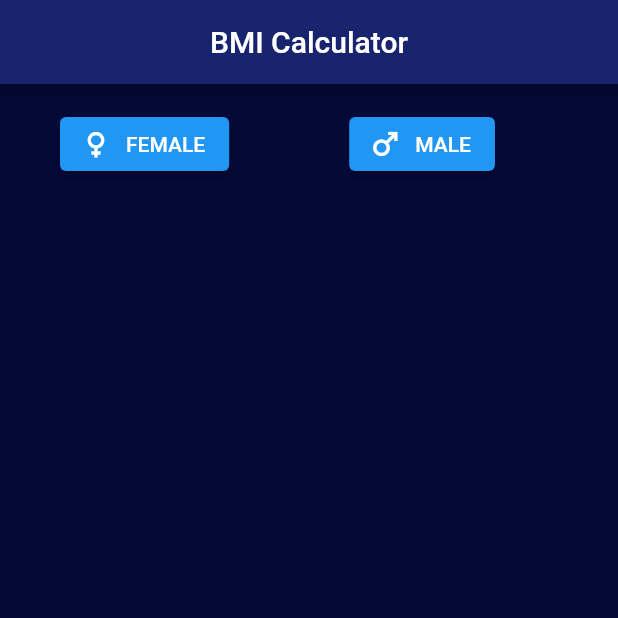
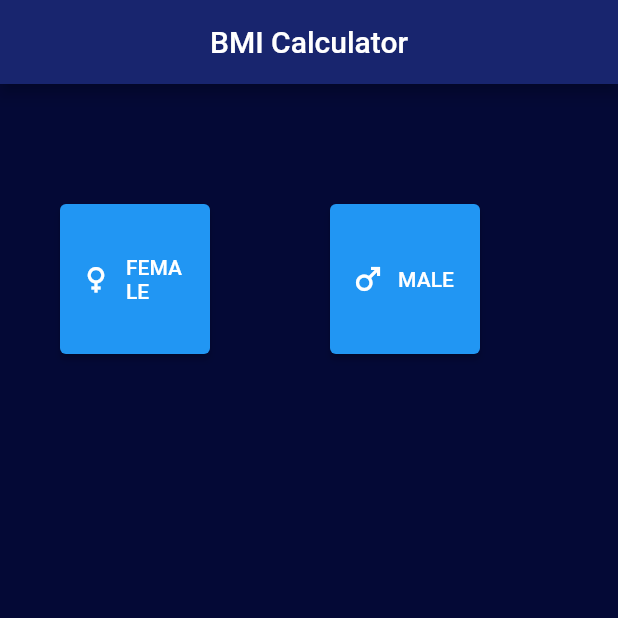
Before and after one commit to zeynepgokdogan/bmi_calculator, a Flutter app: the screen it shows after launch, after a tap on "FEMALE", on a phone screen of 412 x 824 dp, the top half of it. Run offline on Flutter 3.47's test engine with Material 2 defaults, Android fonts, the phone set to English and light mode, and no system bars.

Commit message:
Update homepage

```diff
--- a/lib/HomePage.dart
+++ b/lib/HomePage.dart
@@ -1,4 +1,9 @@
 import 'package:flutter/material.dart';
+
+enum Gender {
+  male,
+  female,
+}
 
 class HomePage extends StatefulWidget {
   const HomePage({Key? key}) : super(key: key);
@@ -7,43 +12,59 @@ class HomePage extends StatefulWidget {
   State<HomePage> createState() => _HomePageState();
 }
 
-class _HomePageState extends State<HomePage>{
+class _HomePageState extends State<HomePage> {
+  late Gender selectedGender;
+
   @override
   Widget build(BuildContext context) {
     return Scaffold(
       backgroundColor: Color.fromARGB(255, 4, 9, 54),
+      appBar: AppBar(
+          centerTitle: true,
+          title: Text(
+            "BMI Calculator",
+            style: TextStyle(color: Colors.white),
+          ),
+          backgroundColor: Color.fromARGB(255, 24, 37, 110)),
+      body: Column(children: [
 
-      appBar: AppBar(
-        centerTitle: true,
-        title: Text("BMI Calculator", style: TextStyle(color: Colors.white),),
-        backgroundColor: Color.fromARGB(255, 24, 37, 110)
-      ),
+        Padding(padding: EdgeInsets.all(40)),
 
-      body: Column(
-        children: [
-          Row(
-            children: [
+        Row(
+          children: [
+            Padding(padding: EdgeInsets.all(20)),
+            SizedBox(
+              height: 100,
+              width: 100,
+              child: ElevatedButton.icon(
+              onPressed: () {
+                setState(() {
+                  selectedGender = Gender.female;});
+              },
+              icon: Icon(Icons.female),
+              label: Text('FEMALE'),
+              ),
+            ),
 
-              Padding(padding:EdgeInsets.all(20)),
+            Padding(padding: EdgeInsets.all(40)),
 
-              ElevatedButton.icon(onPressed: () {},
-               icon: Icon(Icons.female) ,
-               label: Text('FEMALE'),
-               ),
-
-               Padding(padding:EdgeInsets.all(40)),
-
-               ElevatedButton.icon(onPressed: () {},
-               icon: Icon(Icons.male) ,
-               label: Text('MALE'),
-               )
-            ],
-          )
-        ]
-      ),
+            SizedBox(
+              height: 100,
+              width: 100,
+              child: ElevatedButton.icon(
+                onPressed: () {
+                  setState(() {
+                  selectedGender = Gender.male;});
+                },
+                icon: Icon(Icons.male),
+                label: Text('MALE'),
+              ),
+            ),
+          ],
+        ),
 
 
+      ]),
     );
   }
-
 }
```
